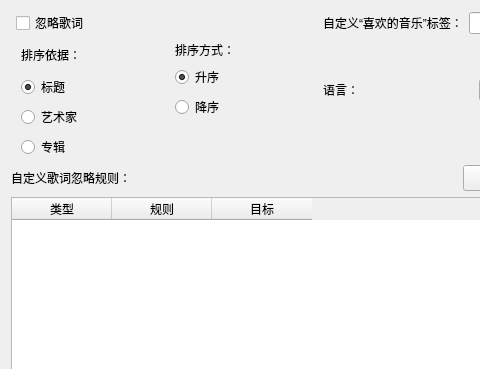
Qt form forms/Settings.ui (FunnyAWM/MusicSyncTool) before a commit; both pictures show x 0 to 480 and y 0 to 369 of the 640 by 472 pixel window.
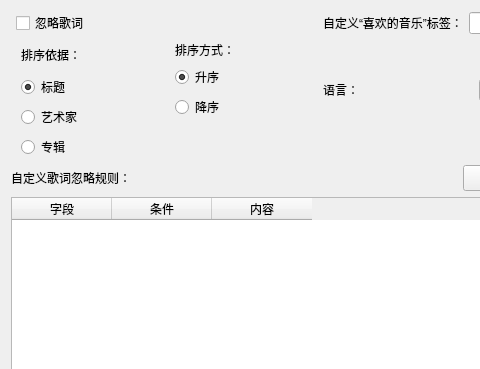
The same form after that commit.

```diff
--- a/forms/Settings.ui
+++ b/forms/Settings.ui
@@ -286,17 +286,17 @@
        </attribute>
        <column>
         <property name="text">
-         <string>类型</string>
+         <string>字段</string>
         </property>
        </column>
        <column>
         <property name="text">
-         <string>规则</string>
+         <string>条件</string>
         </property>
        </column>
        <column>
         <property name="text">
-         <string>目标</string>
+         <string>内容</string>
         </property>
        </column>
       </widget>
```
Left out of the diff: 3 changed lines with no effect on the pictures.
